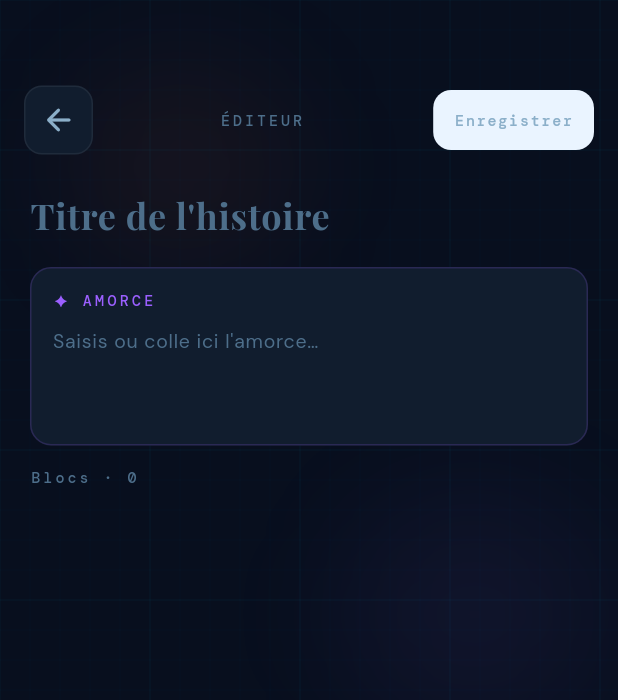
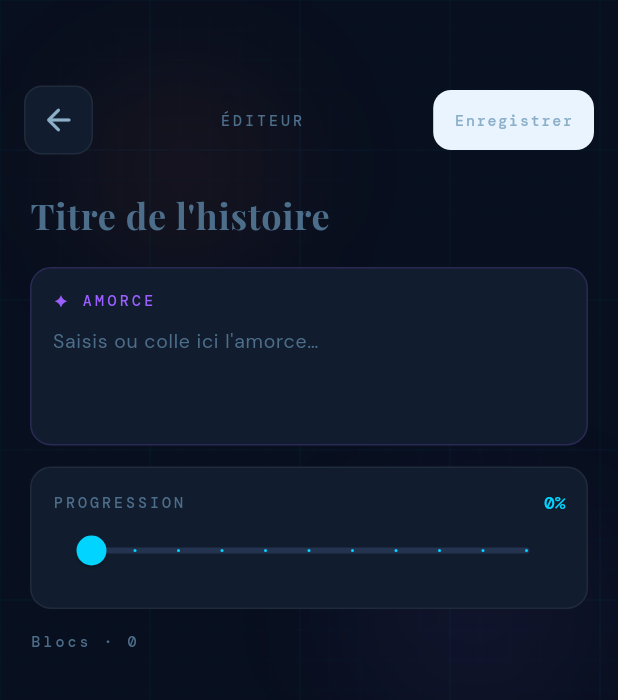
Before and after one commit to SoniaCorbin/AppStory, a Flutter app: the EditorScreen screen opened directly with empty values, on a phone screen of 412 x 824 dp. Shown: the top 700 px of the screen. Run offline on Flutter 3.47's test engine with Material 3 defaults, Android fonts, the phone set to English and light mode, and no system bars; our stand-ins replace flutter_riverpod, flutter_secure_storage, flutter_staggered_animations, hive, hive_flutter, image_picker and 4 more; accounts and stored records are empty.

Commit message:
feat: slider progression éditeur, cartes profil cliquables, icône app

```diff
--- a/lib/screens/editor/editor_screen.dart
+++ b/lib/screens/editor/editor_screen.dart
@@ -25,6 +25,7 @@ class _EditorScreenState extends ConsumerState<EditorScreen> {
   late List<TextEditingController> _controllers;
   late TextEditingController _titleController;
   late TextEditingController _hookController;
+  late int _progress;
 
   @override
   void initState() {
@@ -35,6 +36,7 @@ class _EditorScreenState extends ConsumerState<EditorScreen> {
     ];
     _titleController = TextEditingController(text: widget.story.title);
     _hookController = TextEditingController(text: widget.story.hook);
+    _progress = widget.story.progress;
   }
 
   @override
@@ -60,6 +62,7 @@ class _EditorScreenState extends ConsumerState<EditorScreen> {
       blocks: updatedBlocks,
       hook: _hookController.text.trim(),
       lastEdit: 'à l\'instant',
+      progress: _progress,
     );
 
     // Sauvegarde dans Hive via le provider
@@ -214,6 +217,41 @@ class _EditorScreenState extends ConsumerState<EditorScreen> {
                   ),
                 ),
 
+                // Progression
+                Padding(
+                  padding: const EdgeInsets.fromLTRB(20, 0, 20, 14),
+                  child: Container(
+                    padding: const EdgeInsets.all(14),
+                    decoration: BoxDecoration(
+                      color: C.surface,
+                      borderRadius: BorderRadius.circular(14),
+                      border: Border.all(color: Colors.white.withValues(alpha: 0.06)),
+                    ),
+                    child: Column(
+                      crossAxisAlignment: CrossAxisAlignment.start,
+                      children: [
+                        Row(
+                          mainAxisAlignment: MainAxisAlignment.spaceBetween,
+                          children: [
+                            Text('PROGRESSION',
+                                style: StoryText.mono(size: 10, color: C.textDim, letterSpacing: 2)),
+                            Text('$_progress%',
+                                style: StoryText.mono(size: 12, color: C.primary)),
+                          ],
+                        ),
+                        Slider(
+                          value: _progress.toDouble(),
+                          min: 0,
+                          max: 100,
+                          divisions: 10,
+                          activeColor: C.primary,
+                          inactiveColor: C.surface3,
+                          onChanged: (val) => setState(() => _progress = val.round()),
+                        ),
+                      ],
+                    ),
+                  ),
+                ),
                 Padding(
                   padding: const EdgeInsets.fromLTRB(20, 0, 20, 14),
                   child: Text(
--- a/pubspec.yaml
+++ b/pubspec.yaml
@@ -16,7 +16,7 @@ publish_to: 'none' # Remove this line if you wish to publish to pub.dev
 # https://developer.apple.com/library/archive/documentation/General/Reference/InfoPlistKeyReference/Articles/CoreFoundationKeys.html
 # In Windows, build-name is used as the major, minor, and patch parts
 # of the product and file versions while build-number is used as the build suffix.
-version: 1.0.0+1
+version: 1.0.0+3
 
 environment:
   sdk: ^3.11.1
```
Also changed, not shown: lib/screens/profil/profil_screen.dart (+27 -3 lines), 4 other files.
